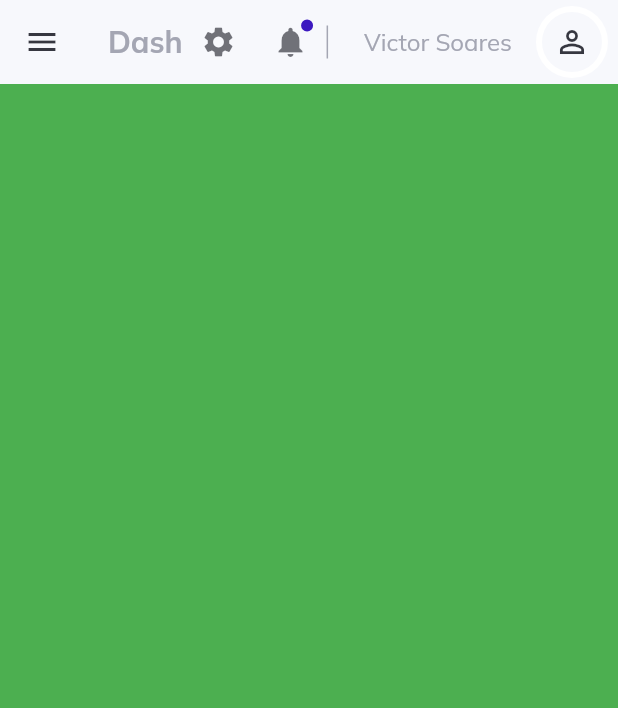
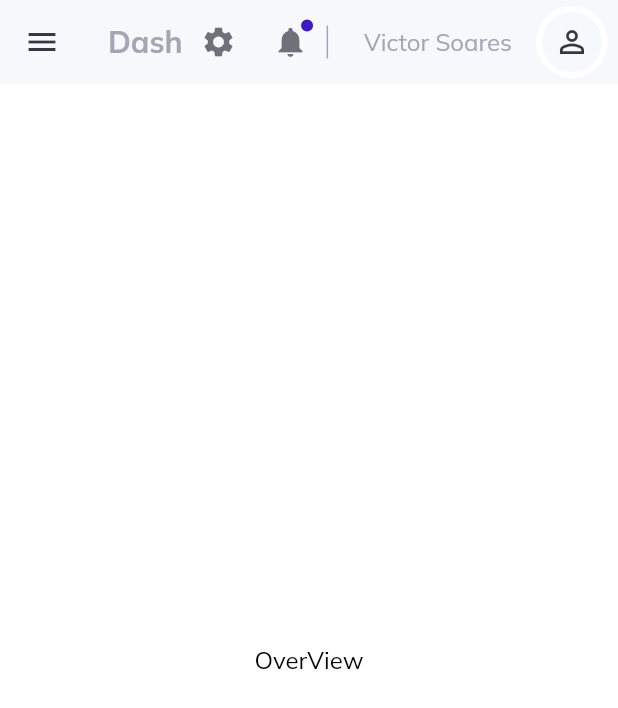
Before and after one commit to SFV-CORE/web_dashboard, a Flutter app: the screen it shows after launch, in the side drawer, after a tap on "Log Out", on a phone screen of 412 x 824 dp. Shown: the top 708 px of the screen. Run offline on Flutter 3.47's test engine with Material 2 defaults, Android fonts, the phone set to English and light mode, and no system bars; our stand-ins replace get, google_fonts.

```diff
--- a/lib/constants/controllers.dart
+++ b/lib/constants/controllers.dart
@@ -1,3 +1,5 @@
 import 'package:web_dashboard/controllers/menu_controller.dart';
+import 'package:web_dashboard/controllers/navigation_controller.dart';
 
 MenuController menuController = MenuController.instance;
+NavigationController navigationController = NavigationController.instance;
--- /dev/null
+++ b/lib/controllers/navigation_controller.dart
@@ -0,0 +1,14 @@
+import 'package:flutter/material.dart';
+import 'package:get/get.dart';
+
+class NavigationController extends GetxController {
+  static NavigationController instance = Get.find();
+
+  final GlobalKey<NavigatorState> navigationKey = GlobalKey();
+
+  Future<dynamic> navigateTo(String routeName) {
+    return navigationKey.currentState.pushNamed(routeName);
+  }
+
+  goBack() => navigationKey.currentState.pop();
+}
--- /dev/null
+++ b/lib/helpers/local_navigator.dart
@@ -0,0 +1,10 @@
+import 'package:flutter/widgets.dart';
+import 'package:web_dashboard/constants/controllers.dart';
+import 'package:web_dashboard/routing/router.dart';
+import 'package:web_dashboard/routing/routes.dart';
+
+Navigator localNavigator() => Navigator(
+      key: navigationController.navigationKey,
+      initialRoute: OverViewPageRoute,
+      onGenerateRoute: generateRoute,
+    );
--- a/lib/main.dart
+++ b/lib/main.dart
@@ -1,12 +1,13 @@
 import 'package:flutter/material.dart';
 import 'package:get/get.dart';
 import 'package:google_fonts/google_fonts.dart';
+import 'controllers/navigation_controller.dart';
 import 'layout.dart';
-
 import 'controllers/menu_controller.dart';
 
 void main() {
   Get.put(MenuController());
+  Get.put(NavigationController());
   runApp(const MyApp());
 }
 
--- /dev/null
+++ b/lib/pages/overview/overview.dart
@@ -0,0 +1,14 @@
+import 'package:flutter/material.dart';
+import 'package:web_dashboard/widgets/custom_text.dart';
+
+class OverViewPage extends StatelessWidget {
+  const OverViewPage({Key key}) : super(key: key);
+
+  @override
+  Widget build(BuildContext context) {
+    return Center(
+        child: CustomText(
+      text: "OverView",
+    ));
+  }
+}
--- /dev/null
+++ b/lib/routing/router.dart
@@ -0,0 +1,25 @@
+import 'package:flutter/material.dart';
+import 'package:web_dashboard/pages/clients/clients.dart';
+import 'package:web_dashboard/pages/drivers/drivers.dart';
+import 'package:web_dashboard/pages/overview/overview.dart';
+import 'package:web_dashboard/routing/routes.dart';
+
+Route<dynamic> generateRoute(RouteSettings settings) {
+  switch (settings.name) {
+    case OverViewPageRoute:
+      return _getPageRoute(OverViewPage());
+
+    case DriverPageRoute:
+      return _getPageRoute(DriversPage());
+
+    case ClientsPageRoute:
+      return _getPageRoute(ClientsPage());
+
+    default:
+      return _getPageRoute(OverViewPage());
+  }
+}
+
+PageRoute _getPageRoute(Widget child) {
+  return MaterialPageRoute(builder: (context) => child);
+}
--- a/lib/widgets/side_menu.dart
+++ b/lib/widgets/side_menu.dart
@@ -63,7 +63,7 @@ class SideMenu extends StatelessWidget {
                           menuController.changeActiveitemTo(itemName);
                           if (ResponsiveWidget.isSmallScreen(context))
                             Get.back();
-                          // TODO :: go to item name Route
+                          navigationController.navigateTo(itemName);
                         }
                       },
                     ))
--- a/lib/widgets/small_screen.dart
+++ b/lib/widgets/small_screen.dart
@@ -1,13 +1,11 @@
 import 'package:flutter/material.dart';
+import 'package:web_dashboard/helpers/local_navigator.dart';
 
 class SmallScreen extends StatelessWidget {
   const SmallScreen({Key key}) : super(key: key);
 
   @override
   Widget build(BuildContext context) {
-    return Container(
-      constraints: BoxConstraints.expand(),
-      color: Colors.green,
-    );
+    return localNavigator();
   }
 }
```
Also changed, not shown: lib/pages/authentication/authentication.dart (added, +14 -0 lines), lib/pages/clients/clients.dart (added, +14 -0 lines), lib/pages/drivers/drivers.dart (added, +14 -0 lines), lib/widgets/large_screen.dart (+2 -6 lines).
